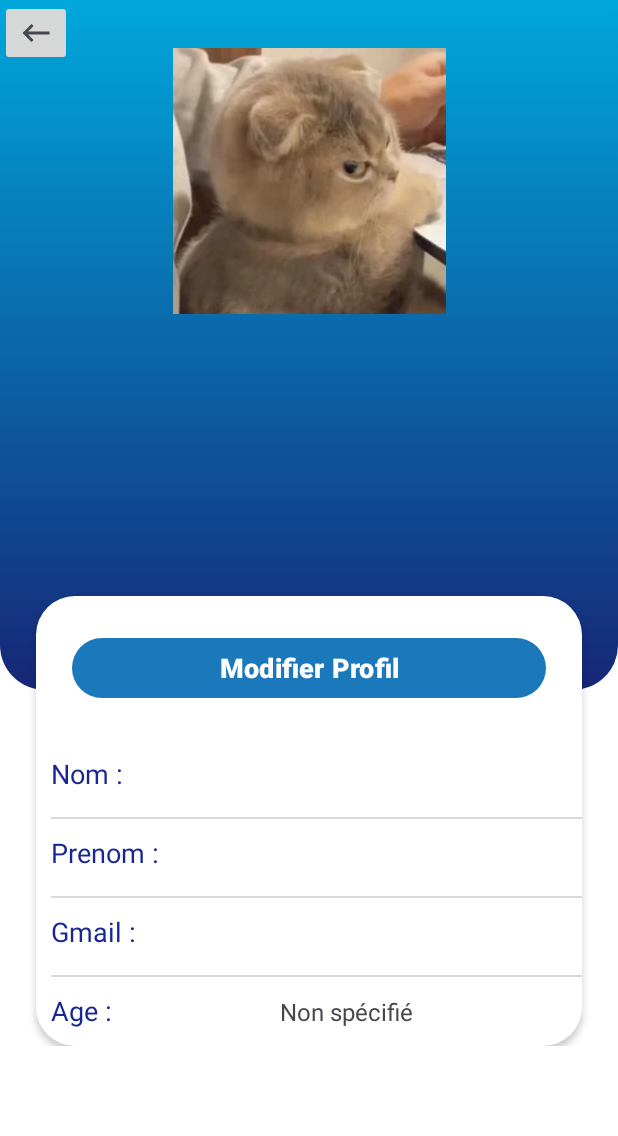
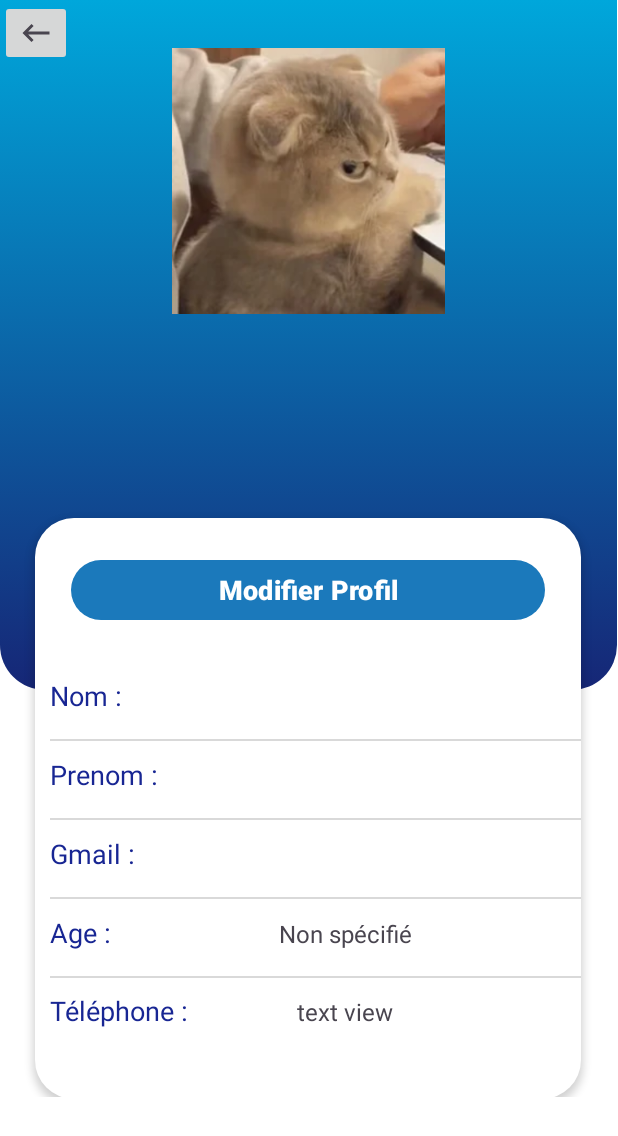
Before and after one commit to Nah-I-d-win/only-friends, an Android app: the ProfileActivity screen opened directly, with no data from a screen before it, on a phone screen of 412 x 824 dp. Shown: the top 1136 px of the screen. Run offline under Robolectric (Android 15) with nearby library versions, the phone set to English and light mode, and no system bars; our stand-ins replace Firebase (no records; nobody signed in at launch, a user with empty details on screens opened directly).

Commit message:
changement design

```diff
--- a/app/src/main/res/layout/activity_profil.xml
+++ b/app/src/main/res/layout/activity_profil.xml
@@ -16,12 +16,14 @@
             android:layout_height="wrap_content">
 
             <androidx.constraintlayout.widget.ConstraintLayout
-                android:layout_width="match_parent"
-                android:layout_height="wrap_content"
+                android:layout_width="411dp"
+                android:layout_height="731dp"
+                app:layout_constraintBottom_toBottomOf="parent"
                 app:layout_constraintEnd_toEndOf="parent"
                 app:layout_constraintHorizontal_bias="0.0"
                 app:layout_constraintStart_toStartOf="parent"
-                app:layout_constraintTop_toTopOf="parent">
+                app:layout_constraintTop_toTopOf="parent"
+                app:layout_constraintVertical_bias="1.0">
 
 
                 <androidx.constraintlayout.widget.ConstraintLayout
@@ -39,8 +41,8 @@
                         android:layout_width="wrap_content"
                         android:layout_height="wrap_content"
                         android:src="@drawable/keyboard_backspace"
-                        app:layout_constraintTop_toTopOf="parent"
-                        app:layout_constraintStart_toStartOf="parent" />
+                        app:layout_constraintStart_toStartOf="parent"
+                        app:layout_constraintTop_toTopOf="parent" />
 
                 </androidx.constraintlayout.widget.ConstraintLayout>
 
@@ -83,18 +85,20 @@
                     app:layout_constraintTop_toBottomOf="@+id/top_email" />
 
                 <LinearLayout
-                    android:layout_width="match_parent"
-                    android:layout_height="300dp"
+                    android:layout_width="364dp"
+                    android:layout_height="387dp"
                     android:layout_marginStart="24dp"
                     android:layout_marginTop="124dp"
                     android:layout_marginEnd="24dp"
                     android:background="@drawable/white_background"
                     android:elevation="3dp"
                     android:orientation="vertical"
+                    app:layout_constraintBottom_toBottomOf="parent"
                     app:layout_constraintEnd_toEndOf="parent"
-                    app:layout_constraintHorizontal_bias="0.0"
+                    app:layout_constraintHorizontal_bias="1.0"
                     app:layout_constraintStart_toStartOf="parent"
-                    app:layout_constraintTop_toBottomOf="@+id/top_name">
+                    app:layout_constraintTop_toBottomOf="@+id/top_name"
+                    app:layout_constraintVertical_bias="0.98">
 
                     <Button
                         android:id="@+id/button_edit_profile"
@@ -207,7 +211,7 @@
                     </LinearLayout>
 
                     <View
-                        android:id="@+id/separatorBottom"
+                        android:id="@+id/separatorSecondMiddle"
                         android:layout_width="match_parent"
                         android:layout_height="1dp"
                         android:layout_marginStart="10dp"
@@ -239,6 +243,42 @@
                             android:gravity="center_vertical"
                             android:text="@string/info_user"
                             android:textSize="16sp" />
+
+                    </LinearLayout>
+                    <View
+                        android:id="@+id/separatorBottom"
+                        android:layout_width="match_parent"
+                        android:layout_height="1dp"
+                        android:layout_marginStart="10dp"
+                        android:layout_marginTop="6dp"
+                        android:background="@color/profile_view"
+                        tools:layout_marginEnd="10dp" />
+
+                    <LinearLayout
+                        android:layout_width="match_parent"
+                        android:layout_height="52dp"
+                        android:orientation="horizontal">
+
+                        <TextView
+                            android:id="@+id/phoneNumberView"
+                            android:layout_width="40dp"
+                            android:layout_height="44dp"
+                            android:layout_marginStart="@dimen/item_padding_profile"
+                            android:layout_weight="1"
+                            android:gravity="center_vertical"
+                            android:text="@string/info_user_phone"
+                            android:textColor="@color/profile_text"
+                            android:textSize="18sp" />
+
+                        <TextView
+                            android:id="@+id/ShowPhoneNumberView"
+                            android:layout_width="wrap_content"
+                            android:layout_height="45dp"
+                            android:layout_weight="1"
+                            android:gravity="center_vertical"
+                            android:text="@string/info_user"
+                            android:textSize="16sp" />
+
                     </LinearLayout>
 
                 </LinearLayout>
@@ -248,8 +288,5 @@
 
         </androidx.constraintlayout.widget.ConstraintLayout>
 
-        <androidx.constraintlayout.widget.ConstraintLayout
-            android:layout_width="match_parent"
-            android:layout_height="match_parent"/>
     </LinearLayout>
 </androidx.constraintlayout.widget.ConstraintLayout>
--- a/app/src/main/res/values/strings.xml
+++ b/app/src/main/res/values/strings.xml
@@ -36,6 +36,7 @@
     <string name="info_user_lastname">  Prenom : </string>
     <string name="info_user_age">  Age : </string>
     <string name="info_user_email">  Gmail : </string>
+    <string name="info_user_phone">  Téléphone : </string>
     <string name="edit_profile">Modifier Profil</string>
 
 
```
